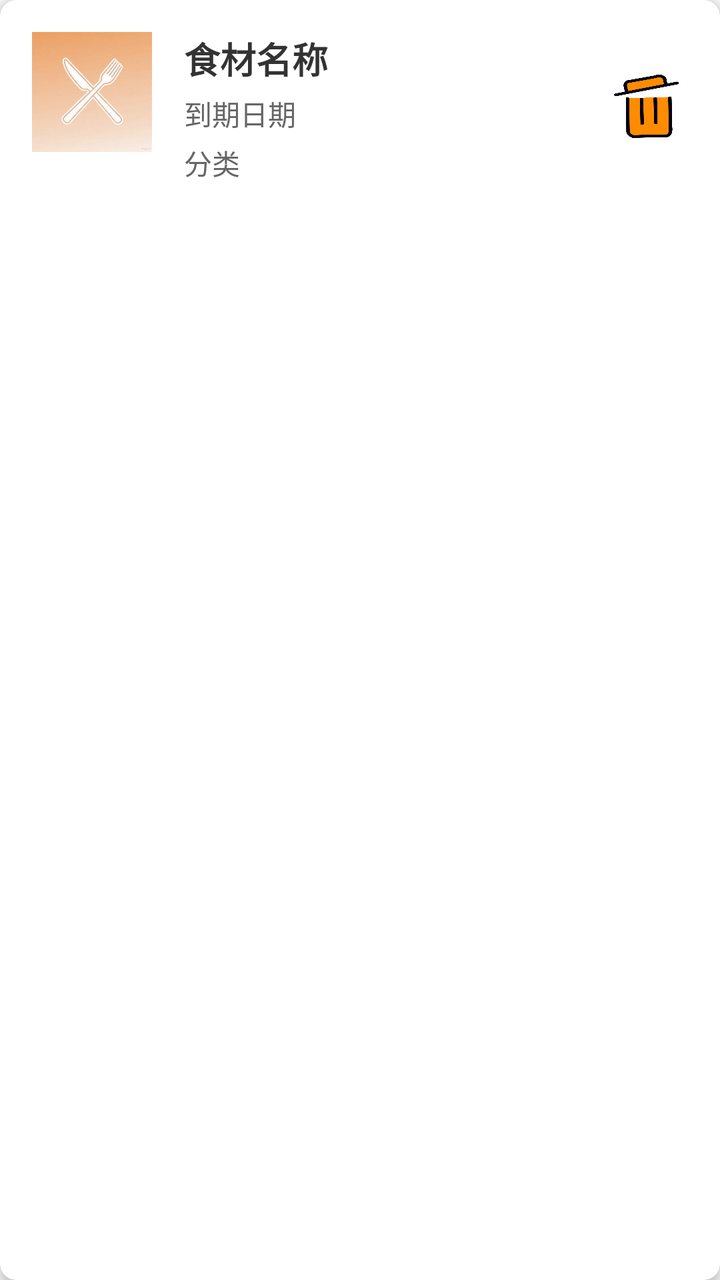
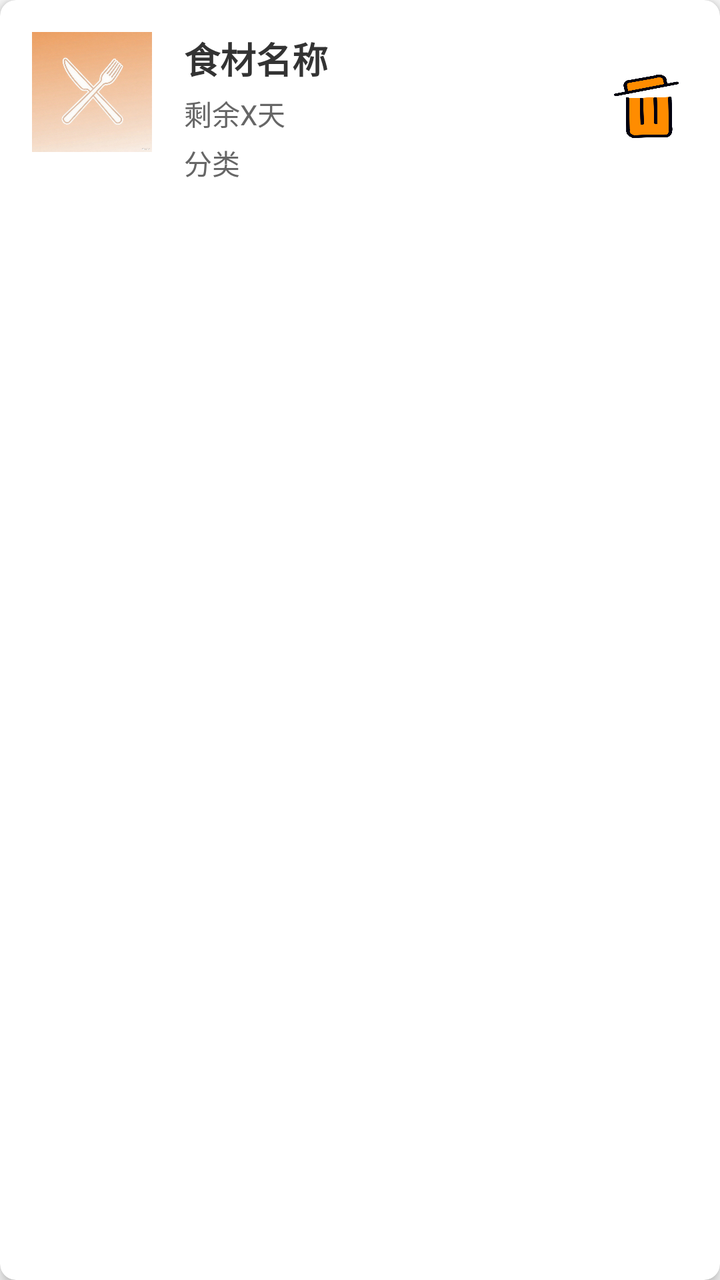

An Android layout rendered at two revisions. The XML below is the earlier revision; the diff shows what the commit changed to produce the second picture.
<!-- AndroidManifest.xml: application theme Theme.Kitchenmanager -->
<!-- res/layout/item_ingredient.xml -->
<?xml version="1.0" encoding="utf-8"?>
<androidx.cardview.widget.CardView
    xmlns:android="http://schemas.android.com/apk/res/android"
    xmlns:app="http://schemas.android.com/apk/res-auto"
    android:layout_width="match_parent"
    android:layout_height="wrap_content"
    android:layout_margin="8dp"
    app:cardCornerRadius="8dp"
    app:cardElevation="4dp">

    <RelativeLayout
        android:layout_width="match_parent"
        android:layout_height="wrap_content"
        android:padding="16dp">

        
        <ImageView
            android:id="@+id/iv_ingredient"
            android:layout_width="60dp"
            android:layout_height="60dp"
            android:scaleType="centerCrop"
            android:src="@drawable/ic_logo_orange" />

        
        <LinearLayout
            android:layout_width="match_parent"
            android:layout_height="wrap_content"
            android:layout_toEndOf="@id/iv_ingredient"
            android:layout_marginStart="16dp"
            android:orientation="vertical">

            <TextView
                android:id="@+id/tv_name"
                android:layout_width="match_parent"
                android:layout_height="wrap_content"
                android:text="食材名称"
                android:textSize="18sp"
                android:textColor="#333333"
                android:textStyle="bold" />

            <TextView
                android:id="@+id/tv_expiry_date"
                android:layout_width="match_parent"
                android:layout_height="wrap_content"
                android:text="到期日期"
                android:textSize="14sp"
                android:textColor="#666666"
                android:layout_marginTop="4dp" />

            <TextView
                android:id="@+id/tv_category"
                android:layout_width="match_parent"
                android:layout_height="wrap_content"
                android:text="分类"
                android:textSize="14sp"
                android:textColor="#666666"
                android:layout_marginTop="4dp" />
        </LinearLayout>

        
        <ImageButton
            android:id="@+id/btn_delete"
            android:layout_width="40dp"
            android:layout_height="40dp"
            android:layout_alignParentEnd="true"
            android:layout_centerVertical="true"
            android:background="@drawable/delete"
            android:contentDescription="删除食材" />
    </RelativeLayout>
</androidx.cardview.widget.CardView>
<!-- resources referenced by this layout -->
<resources>
  <!-- drawable delete: png bitmap (drawable, 79426 bytes) -->
  <!-- drawable ic_logo_orange: png bitmap (drawable, 921157 bytes) -->
  <style name="Theme.Kitchenmanager" parent="Base.Theme.Kitchenmanager" />
  <style name="Base.Theme.Kitchenmanager" parent="Theme.MaterialComponents.DayNight.NoActionBar.Bridge">
          
          
      </style>
</resources>

<!-- the commit's change to res/layout/item_ingredient.xml (unified diff, before → after) -->
@@ -38,11 +38,12 @@
                 android:textColor="#333333"
                 android:textStyle="bold" />
 
+            
             <TextView
-                android:id="@+id/tv_expiry_date"
+                android:id="@+id/tv_remaining_days"
                 android:layout_width="match_parent"
                 android:layout_height="wrap_content"
-                android:text="到期日期"
+                android:text="剩余X天"
                 android:textSize="14sp"
                 android:textColor="#666666"
                 android:layout_marginTop="4dp" />
